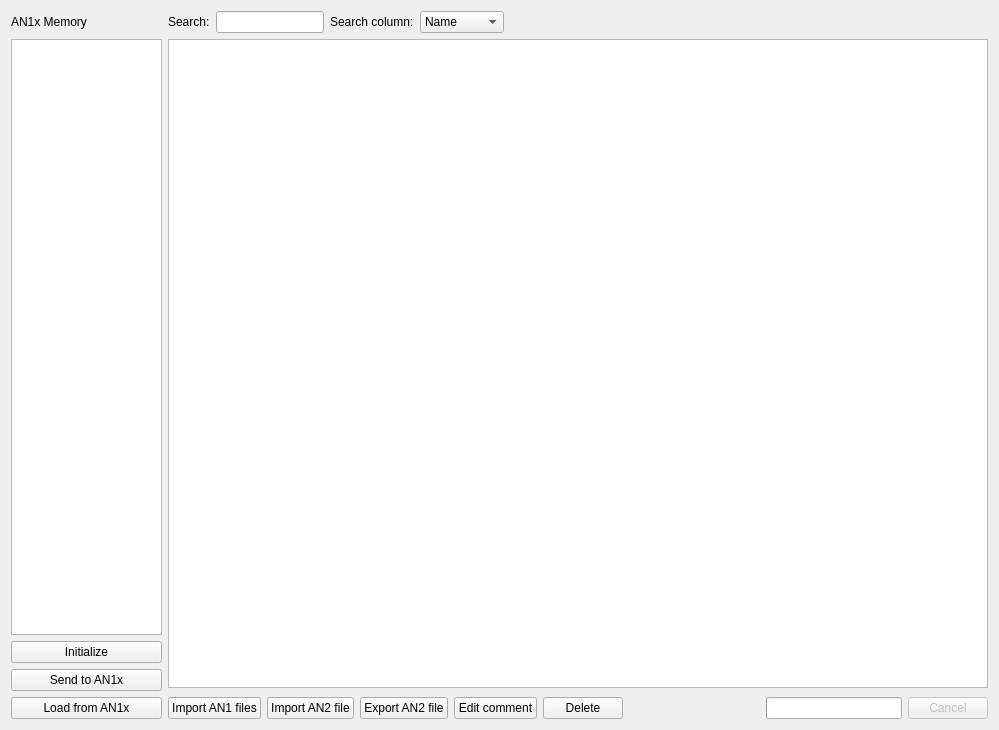
The window that src/View/Browser.ui (thefinalcutbg/QAN1xEditor) describes before a commit, drawn with Qt 5.
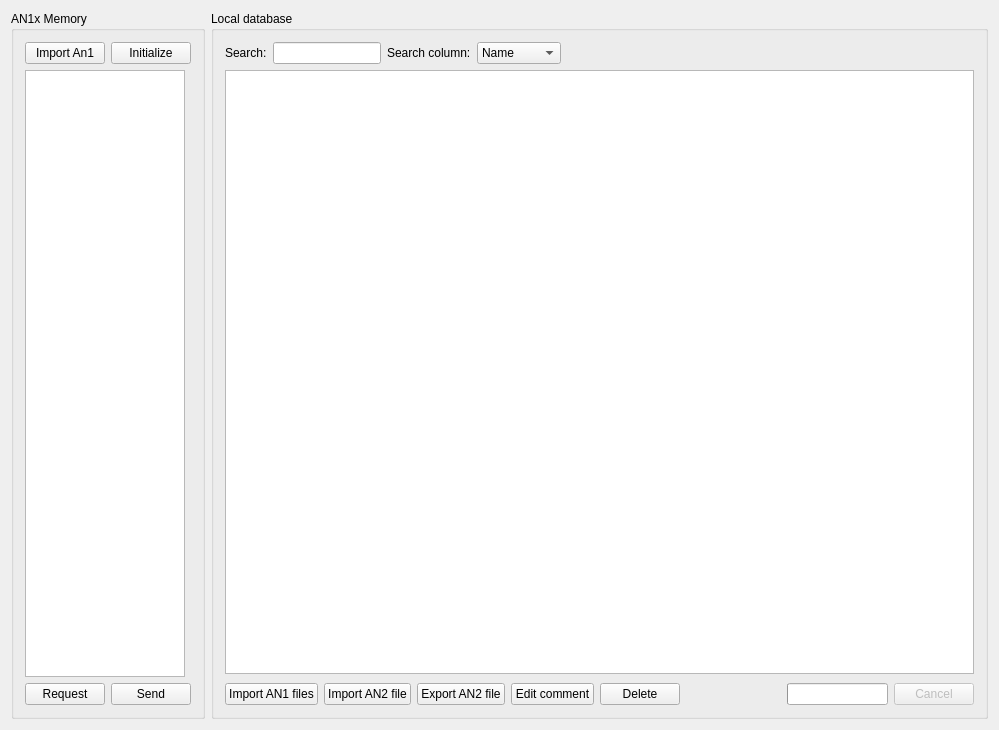
The same window after the commit. Custom widgets are drawn as their Qt base class.

Commit message: ability to import an1 files directly into the memory list

```diff
--- a/src/View/Browser.ui
+++ b/src/View/Browser.ui
@@ -15,25 +15,31 @@
   </property>
   <layout class="QHBoxLayout" name="horizontalLayout_2">
    <item>
-    <layout class="QVBoxLayout" name="verticalLayout_2">
-     <item>
-      <widget class="QLabel" name="label_2">
-       <property name="minimumSize">
-        <size>
-         <width>0</width>
-         <height>22</height>
-        </size>
-       </property>
-       <property name="maximumSize">
-        <size>
-         <width>16777215</width>
-         <height>23</height>
-        </size>
-       </property>
-       <property name="text">
+    <widget class="QGroupBox" name="groupBox">
+     <property name="title">
         <string>AN1x Memory</string>
        </property>
-      </widget>
+     <layout class="QVBoxLayout" name="verticalLayout_2">
+      <item>
+       <layout class="QHBoxLayout" name="horizontalLayout_6">
+        <property name="topMargin">
+         <number>0</number>
+        </property>
+        <item>
+         <widget class="QPushButton" name="loadAN1ToList">
+          <property name="text">
+           <string>Import An1</string>
+          </property>
+         </widget>
+        </item>
+        <item>
+         <widget class="QPushButton" name="initButton">
+          <property name="text">
+           <string>Initialize</string>
+          </property>
+         </widget>
+        </item>
+       </layout>
      </item>
      <item>
       <widget class="MemoryList" name="An1xList">
@@ -51,7 +57,7 @@
        </property>
        <property name="maximumSize">
         <size>
-         <width>151</width>
+          <width>160</width>
          <height>16777215</height>
         </size>
        </property>
@@ -82,29 +88,34 @@
       </widget>
      </item>
      <item>
-      <widget class="QPushButton" name="initButton">
-       <property name="text">
-        <string>Initialize</string>
-       </property>
-      </widget>
-     </item>
-     <item>
-      <widget class="QPushButton" name="sendButton">
-       <property name="text">
-        <string>Send to AN1x</string>
-       </property>
-      </widget>
-     </item>
+       <layout class="QHBoxLayout" name="horizontalLayout_4">
+        <property name="topMargin">
+         <number>0</number>
+        </property>
      <item>
       <widget class="QPushButton" name="loadButton">
        <property name="text">
-        <string>Load from AN1x</string>
+           <string>Request</string>
        </property>
       </widget>
      </item>
-    </layout>
-   </item>
+        <item>
+         <widget class="QPushButton" name="sendButton">
+          <property name="text">
+           <string>Send</string>
+          </property>
+         </widget>
+        </item>
+       </layout>
+      </item>
+     </layout>
+    </widget>
+   </item>
    <item>
+    <widget class="QGroupBox" name="groupBox_2">
+     <property name="title">
+      <string>Local database</string>
+     </property>
     <layout class="QVBoxLayout" name="verticalLayout">
      <item>
       <layout class="QHBoxLayout" name="horizontalLayout">
@@ -293,6 +304,7 @@
       </layout>
      </item>
     </layout>
+    </widget>
    </item>
   </layout>
  </widget>
```
Lines whose indentation alone changed are shown as unchanged. The commit also changes 6 other files.
